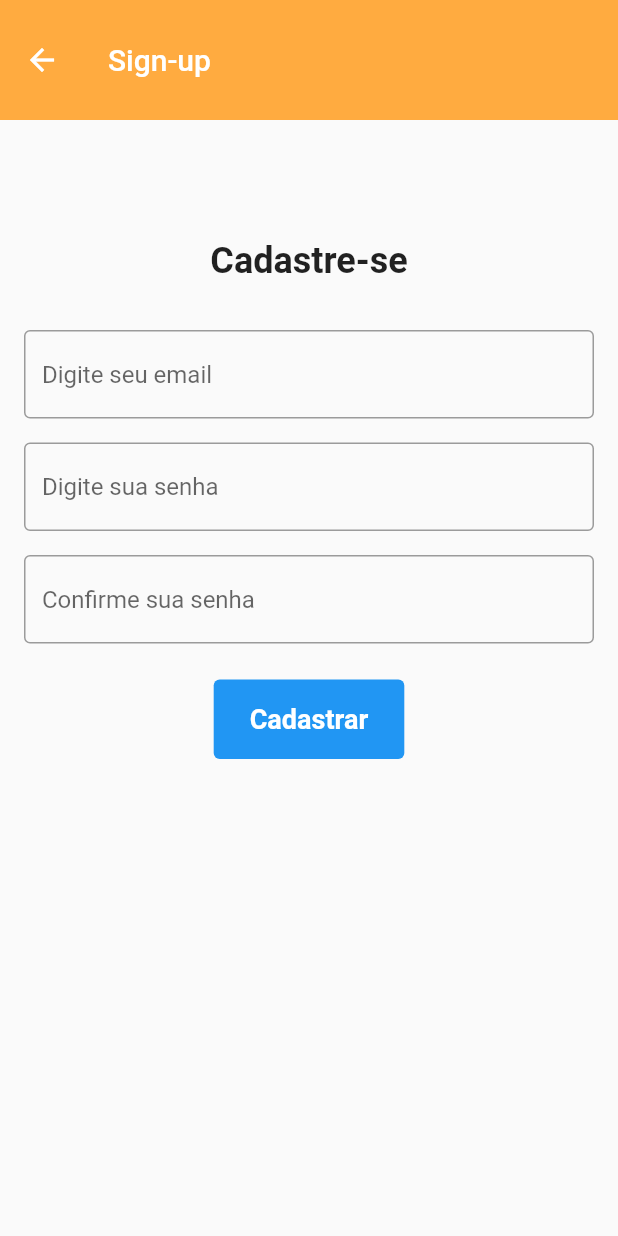
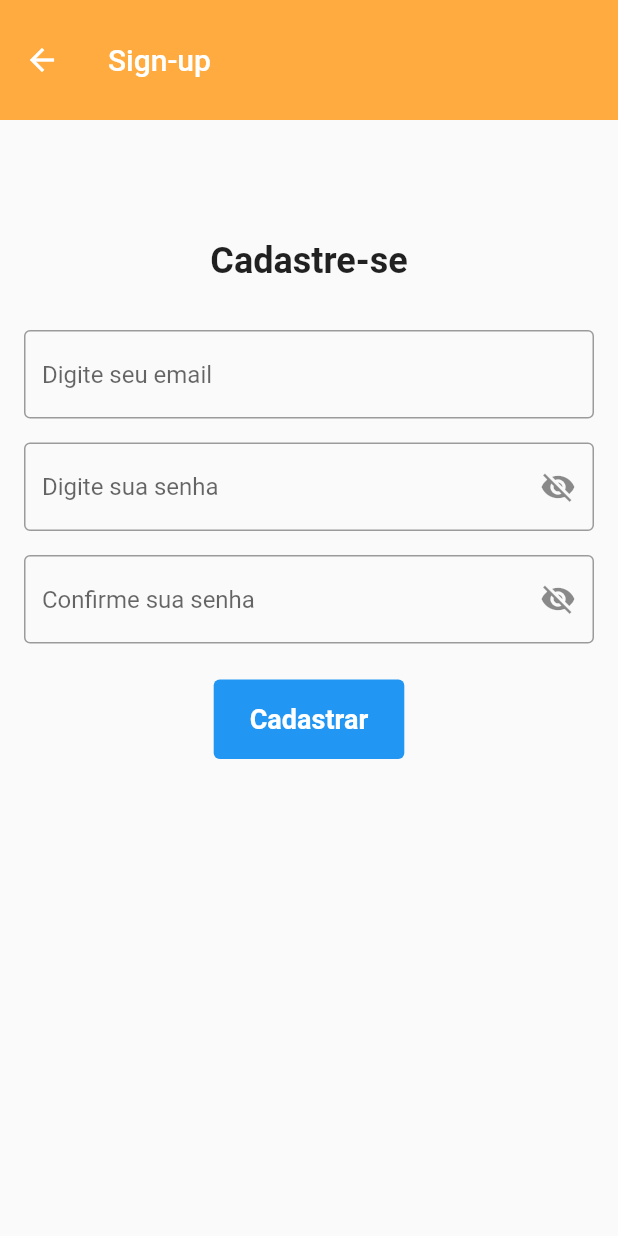
Before and after one commit to ChristianNagata/auth_project, a Flutter app: the SignUp screen opened directly, on a phone screen of 412 x 824 dp. Run offline on Flutter 3.47's test engine with Material 2 defaults, Android fonts, the phone set to English and light mode, and no system bars; our stand-ins replace firebase_auth, firebase_core, firebase_crashlytics; missing offline and left inert: passwordfield; accounts and stored records are empty; network calls fail.

Commit message:
opção de alterar a visibilidade da senha nos campos

```diff
--- a/lib/screens/signup.dart
+++ b/lib/screens/signup.dart
@@ -3,12 +3,22 @@ import 'package:provider/provider.dart';
 import '../authentication_service.dart';
 import '../main.dart';
 
-class SignUp extends StatelessWidget {
+class SignUp extends StatefulWidget {
+
+  SignUp({Key? key}) : super(key: key);
+
+  @override
+  State<SignUp> createState() => _SignUpState();
+}
+
+class _SignUpState extends State<SignUp> {
   final TextEditingController emailController = TextEditingController();
+
   final TextEditingController password1Controller = TextEditingController();
+
   final TextEditingController password2Controller = TextEditingController();
 
-  SignUp({Key? key}) : super(key: key);
+  bool _isObscure = true;
 
   @override
   Widget build(BuildContext context) {
@@ -42,10 +52,19 @@ class SignUp extends StatelessWidget {
                 padding: const EdgeInsets.only(top: 16),
                 child: TextField(
                   controller: password1Controller,
-                  obscureText: true,
-                  decoration: const InputDecoration(
-                    border: OutlineInputBorder(),
+                  obscureText: _isObscure,
+                  decoration: InputDecoration(
+                    border: const OutlineInputBorder(),
                     hintText: 'Digite sua senha',
+                    suffixIcon: IconButton(
+                        icon: Icon(_isObscure
+                            ? Icons.visibility_off
+                            : Icons.visibility),
+                        onPressed: () {
+                          setState(() {
+                            _isObscure = !_isObscure;
+                          });
+                        }),
                   ),
                 ),
               ),
@@ -53,10 +72,19 @@ class SignUp extends StatelessWidget {
                 padding: const EdgeInsets.only(top: 16),
                 child: TextField(
                   controller: password2Controller,
-                  obscureText: true,
-                  decoration: const InputDecoration(
-                    border: OutlineInputBorder(),
+                  obscureText: _isObscure,
+                  decoration: InputDecoration(
+                    border: const OutlineInputBorder(),
                     hintText: 'Confirme sua senha',
+                    suffixIcon: IconButton(
+                        icon: Icon(_isObscure
+                            ? Icons.visibility_off
+                            : Icons.visibility),
+                        onPressed: () {
+                          setState(() {
+                            _isObscure = !_isObscure;
+                          });
+                        }),
                   ),
                 ),
               ),
--- a/pubspec.yaml
+++ b/pubspec.yaml
@@ -29,6 +29,7 @@ environment:
 dependencies:
   flutter:
     sdk: flutter
+  passwordfield: ^0.1.0
 
   # Firebas
   firebase_core:
```
Also changed, not shown: lib/screens/login.dart (+24 -5 lines), pubspec.lock.
